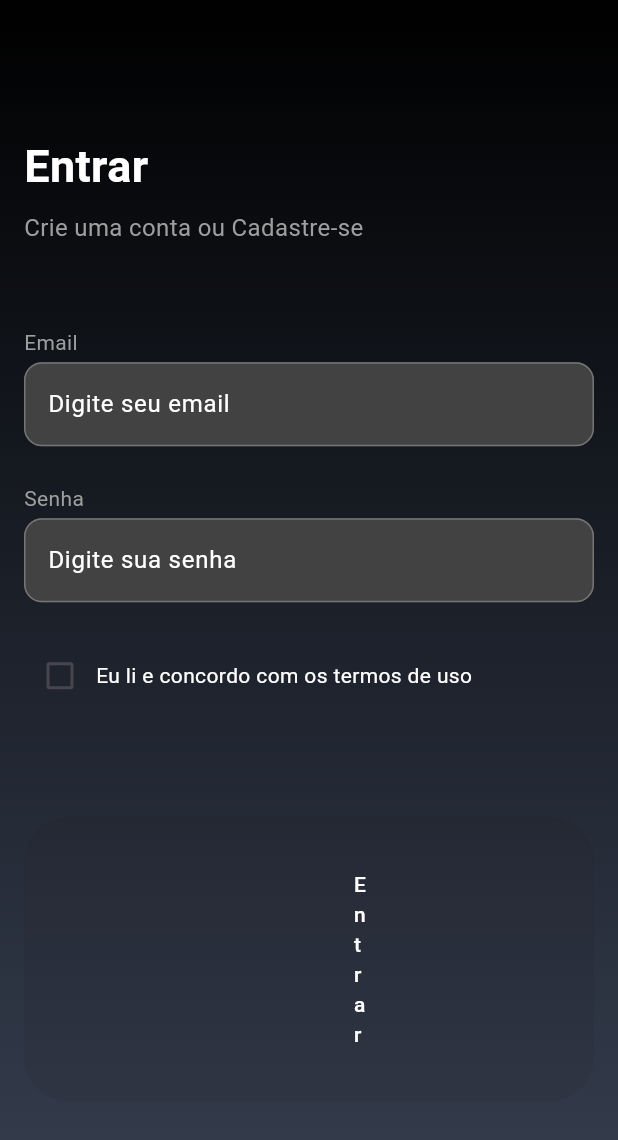
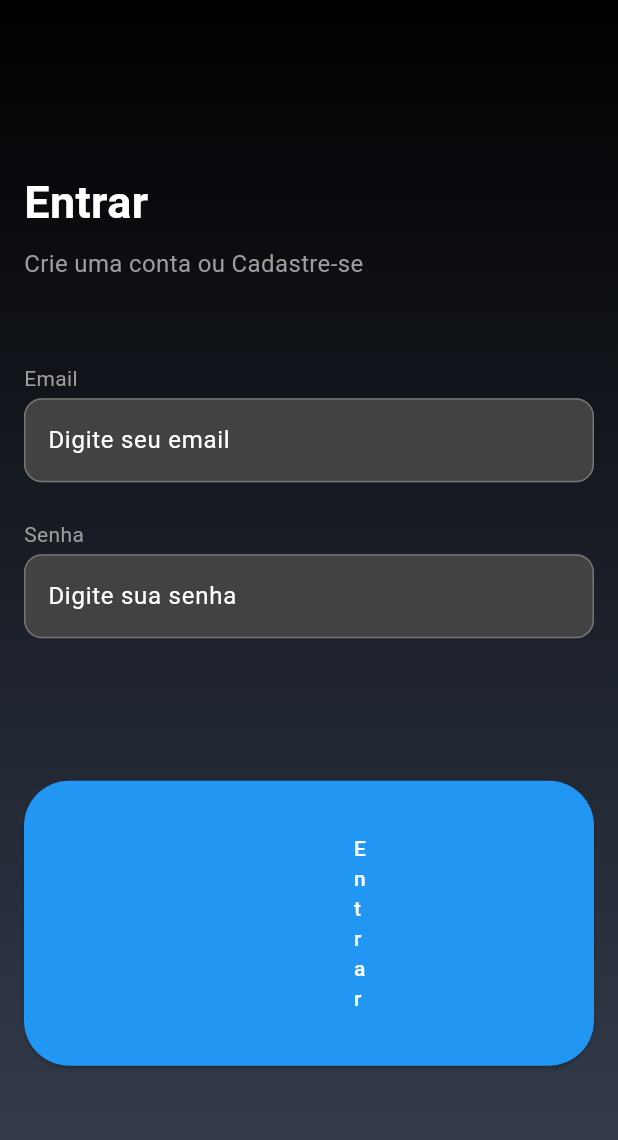
Before and after one commit to Matheussilvasantiagou/UFRPE-DSI-ADOGCAO, a Flutter app: the LoginScreen screen opened by its route, on a phone screen of 412 x 824 dp. Shown: the top 1140 px of the screen. Run offline on Flutter 3.47's test engine with Material 3 defaults, Android fonts, the light colour scheme and no system bars; our stand-ins replace cloud_firestore, firebase_auth, firebase_core; accounts and stored records are empty; network calls fail.

Commit message:
correções de detalhes

```diff
--- a/adogcao/lib/controllers/login_controller.dart
+++ b/adogcao/lib/controllers/login_controller.dart
@@ -15,7 +15,7 @@ class LoginController {
       );
       return userCredential;
     } catch (e) {
-      throw e; // Propaga o erro para ser tratado na tela de login
+      throw "Usuário e/ou senha inválidos"; // Propaga o erro para ser tratado na tela de login
     }
   }
 }
--- a/adogcao/lib/views/login_screen.dart
+++ b/adogcao/lib/views/login_screen.dart
@@ -116,34 +116,10 @@ class _LoginScreenState extends State<LoginScreen> {
                     style: TextStyle(color: Colors.white),
                   ),
                   SizedBox(height: 25),
-                  Row(
-                    children: [
-                      Checkbox(
-                        value: _controller.agreeToTerms,
-                        onChanged: (value) {
-                          setState(() {
-                            _controller.toggleAgreeToTerms(value!);
-                          });
-                        },
-                      ),
-                      Expanded(
-                        child: GestureDetector(
-                          onTap: () {
-                            // Ação para exibir os termos de uso
-                          },
-                          child: Text(
-                            'Eu li e concordo com os termos de uso',
-                            style: TextStyle(color: Colors.white),
-                          ),
-                        ),
-                      ),
-                    ],
-                  ),
                   SizedBox(height: 70),
                   Center(
                     child: ElevatedButton(
-                      onPressed: _controller.agreeToTerms
-                          ? () async {
+                      onPressed: () async {
                               String email = _emailController.text;
                               String password = _passwordController.text;
                               try {
@@ -166,8 +142,7 @@ class _LoginScreenState extends State<LoginScreen> {
                                   ),
                                 );
                               }
-                            }
-                          : null,
+                            },
                       child: Text('Entrar', style: TextStyle(color: Colors.white)),
                       style: ElevatedButton.styleFrom(
                         backgroundColor: _controller.agreeToTerms
--- a/adogcao/lib/views/registration_screen.dart
+++ b/adogcao/lib/views/registration_screen.dart
@@ -230,7 +230,7 @@ class _RegistrationScreenState extends State<RegistrationScreen> {
                         style: ElevatedButton.styleFrom(
                           backgroundColor: Colors.blue,
                           padding:
-                              EdgeInsets.symmetric(horizontal: 220, vertical: 35),
+                              EdgeInsets.symmetric(horizontal: 212, vertical: 35),
                           shape: RoundedRectangleBorder(
                             borderRadius: BorderRadius.circular(30),
                           ),
```
